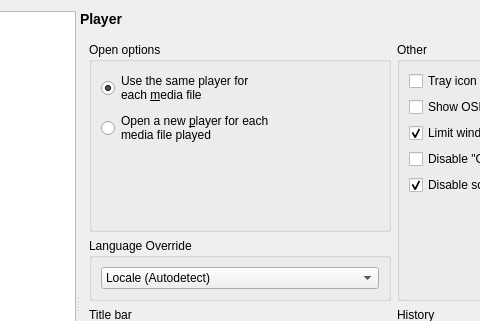
The window that settingswindow.ui (mpc-qt/mpc-qt) describes before a commit, drawn with Qt 5; both pictures show x 178 to 658 and y 0 to 321 of the 896 by 638 pixel window.
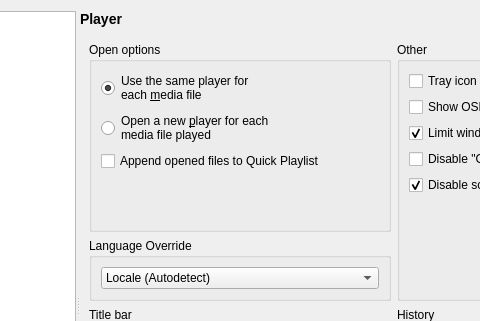
The same window after the commit. The open tabs and pages were chosen to show the change.

Commit message:
Add option to append opened files to Quick Playlist
If a file is already playing, the new files are appended and played on
their turn. If no file is currently playing, the new files are appended
and played immediately. If the player is paused, the new files are just
appended.

Enabling this option disables the "Remember Quick Playlist" option by
default to prevent the Quick Playlist from getting bigger and bigger
without the user noticing. It's still possible to manually re-enable
that setting.

Fixes #393 (Append opened files to playlist, instead of replacing
current).

The edit to the form file:
```diff
--- a/settingswindow.ui
+++ b/settingswindow.ui
@@ -382,6 +382,13 @@
                 </property>
                </widget>
               </item>
+              <item>
+               <widget class="QCheckBox" name="playerAppendToQuickPlaylist">
+                <property name="text">
+                 <string>Append opened files to Quick Playlist</string>
+                </property>
+               </widget>
+              </item>
               <item>
                <spacer name="playerOpenSpacer">
                 <property name="orientation">
```
The commit also changes 23 other files.
